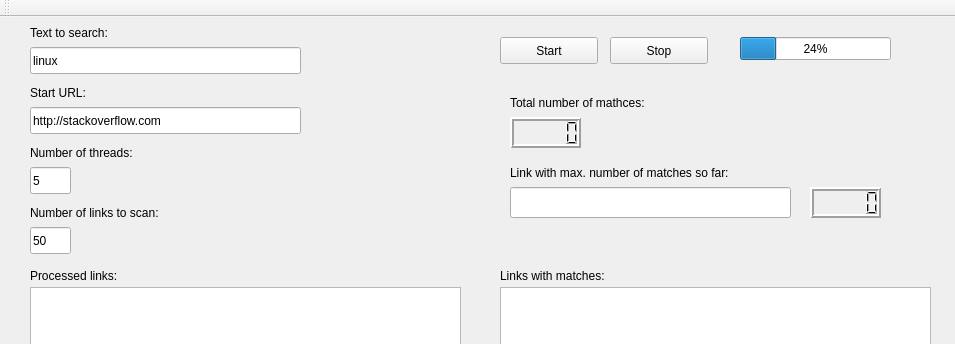
Before: the Qt Designer form mainwindow.ui in aot9/WebParser, drawn with Qt 5; both pictures show x 0 to 955 and y 0 to 344 of the 955 by 619 pixel window.
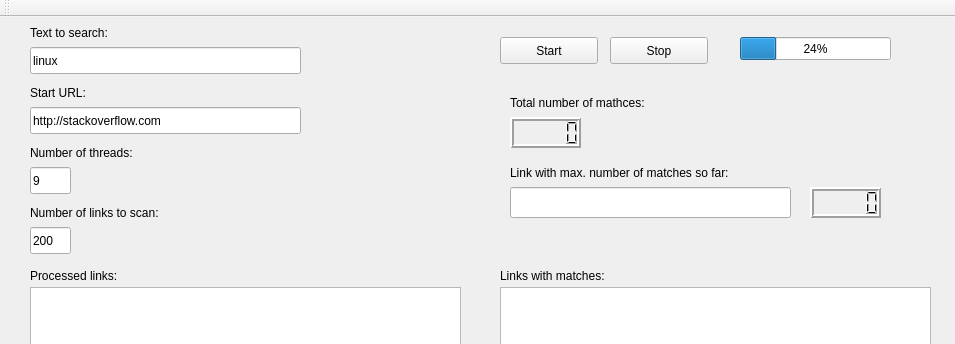
After: the same form once the commit is applied.

Diff of the .ui file:
```diff
--- a/mainwindow.ui
+++ b/mainwindow.ui
@@ -45,7 +45,7 @@
      <rect>
       <x>30</x>
       <y>60</y>
-      <width>121</width>
+      <width>151</width>
       <height>31</height>
      </rect>
     </property>
@@ -58,7 +58,7 @@
      <rect>
       <x>30</x>
       <y>120</y>
-      <width>171</width>
+      <width>231</width>
       <height>31</height>
      </rect>
     </property>
@@ -71,7 +71,7 @@
      <rect>
       <x>30</x>
       <y>180</y>
-      <width>171</width>
+      <width>261</width>
       <height>31</height>
      </rect>
     </property>
@@ -89,7 +89,7 @@
      </rect>
     </property>
     <property name="text">
-     <string>5</string>
+     <string>9</string>
     </property>
    </widget>
    <widget class="QLineEdit" name="numLinks">
@@ -102,7 +102,7 @@
      </rect>
     </property>
     <property name="text">
-     <string>50</string>
+     <string>200</string>
     </property>
    </widget>
    <widget class="QLineEdit" name="startUrl">
@@ -149,7 +149,7 @@
      <rect>
       <x>500</x>
       <y>250</y>
-      <width>151</width>
+      <width>201</width>
       <height>17</height>
      </rect>
     </property>
@@ -204,7 +204,7 @@
      <rect>
       <x>510</x>
       <y>140</y>
-      <width>301</width>
+      <width>371</width>
       <height>31</height>
      </rect>
     </property>
```
Left out of the diff: 2 changed lines with no effect on the pictures.
